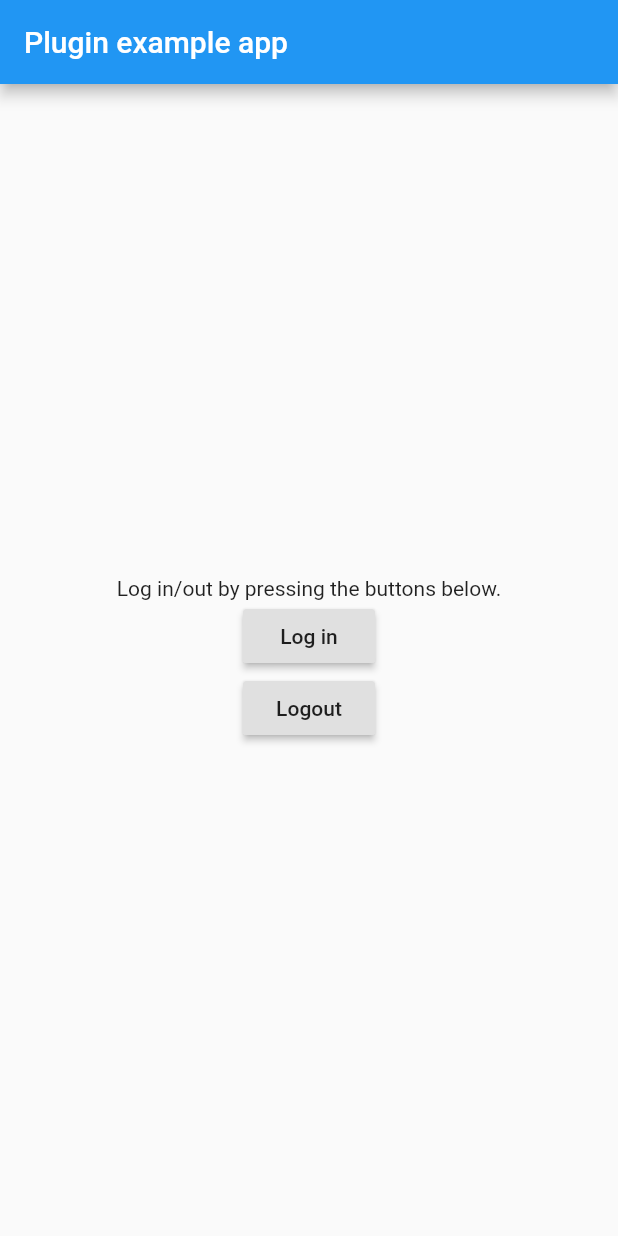
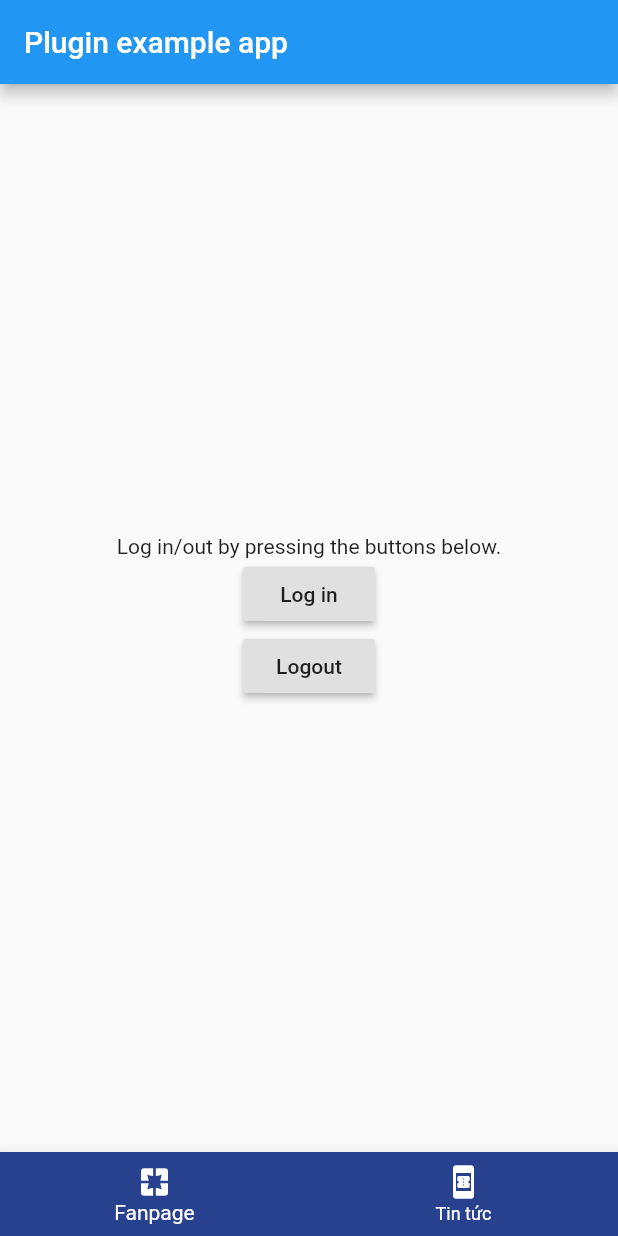
Before and after one commit to Thuquanguyen/PageManage, a Flutter app: the screen it shows after launch, on a phone screen of 412 x 824 dp. Run offline on Flutter 3.47's test engine with Material 2 defaults, Android fonts, the phone set to English and light mode, and no system bars; our stand-ins replace firebase_database, get, shared_preferences; missing offline and left inert: flutter_facebook_login, social_embed_webview; accounts and stored records are empty.

Commit message:
ad layout

```diff
--- a/lib/main.dart
+++ b/lib/main.dart
@@ -1,12 +1,13 @@
 import 'dart:async';
 import 'package:flutter/material.dart';
 import 'package:flutter_app_fanpage_manage/common/util.dart';
+import 'package:flutter_app_fanpage_manage/pages/home/home_screen.dart';
 import 'package:flutter_app_fanpage_manage/pages/list_page/list_page_screen.dart';
 import 'package:flutter_app_fanpage_manage/pages/list_post/list_post_screen.dart';
 import 'package:flutter_app_fanpage_manage/pages/login/login_screen.dart';
+import 'package:flutter_app_fanpage_manage/pages/splat_screen/splat_view.dart';
 import 'package:flutter_app_fanpage_manage/provider/login_provider.dart';
 import 'package:flutter_app_fanpage_manage/router.dart';
-import 'package:get/get.dart';
 
 import 'bloc/bloc_provider.dart';
 
@@ -22,12 +23,14 @@ class MyApp extends StatelessWidget {
         child: MaterialApp(
           debugShowCheckedModeBanner: false,
           theme: ThemeData(),
-          initialRoute: LoginScreen.routerName,
+          initialRoute: SplatView.routeName,
           onGenerateRoute: Routerr.generateRoute,
           routes: {
+            SplatView.routeName: (_) => SplatView(),
             LoginScreen.routerName: (_) => LoginScreen(),
             ListPageScreen.routerName: (_) => ListPageScreen(),
-            ListPostScreen.routerName: (_) => ListPostScreen()
+            ListPostScreen.routerName: (_) => ListPostScreen(),
+            HomeScreen.routerName: (_) => HomeScreen()
           },
         ),
         bloc: _bloc);
--- /dev/null
+++ b/lib/pages/home/home_screen.dart
@@ -0,0 +1,50 @@
+import 'package:flutter/material.dart';
+import 'package:flutter_app_fanpage_manage/pages/login/login_screen.dart';
+import 'package:flutter_app_fanpage_manage/pages/newspaper_screen/newspaper_screen.dart';
+
+class HomeScreen extends StatefulWidget {
+  static const String routerName = '/home_screen';
+  const HomeScreen({Key key}) : super(key: key);
+
+  @override
+  _HomeScreenState createState() => _HomeScreenState();
+}
+
+class _HomeScreenState extends State<HomeScreen> {
+  final List<Widget> _pages = <Widget>[
+    LoginScreen(),
+    NewSpaperScreen(),
+  ];
+
+  final List<BottomNavigationBarItem> _items = [
+    BottomNavigationBarItem(title: Text("Fanpage"), icon: Icon(Icons.pages)),
+    BottomNavigationBarItem(title: Text("Tin tức"), icon: Icon(Icons.book_online)),
+//    BottomNavigationBarItem(
+//        title: Text("Quảng cáo"), icon: Icon(Icons.account_balance_wallet))
+  ]; // Cre
+
+  final PageStorageBucket _bucket =
+  PageStorageBucket();
+
+  int _selectedIndex = 0;
+
+  @override
+  Widget build(BuildContext context) {
+    return Scaffold(
+      bottomNavigationBar: _bottomNavigationBar(_selectedIndex),
+      body: PageStorage(bucket: _bucket,child: IndexedStack(children: _pages, index: _selectedIndex)),
+    );
+  }
+
+  Widget _bottomNavigationBar(int selectedIndex) =>
+      BottomNavigationBar(
+          onTap: (int index) {
+            setState(() => _selectedIndex = index);
+          },
+          type: BottomNavigationBarType.fixed,
+          backgroundColor: Color.fromRGBO(39, 65, 143, 1),
+          selectedItemColor: Colors.white,
+          unselectedItemColor: Colors.white,
+          currentIndex: selectedIndex,
+          items: _items);
+}
--- a/lib/pages/login/login_screen.dart
+++ b/lib/pages/login/login_screen.dart
@@ -13,7 +13,6 @@ class LoginScreen extends StatefulWidget {
 
 class _LoginScreenState extends State<LoginScreen> {
   static final FacebookLogin facebookSignIn = new FacebookLogin();
-
   String _message = 'Log in/out '
       ''
       'by pressing the buttons below.';
--- a/lib/provider/list_post_provider.dart
+++ b/lib/provider/list_post_provider.dart
@@ -22,7 +22,7 @@ class PostProvider extends BlocBase {
   Future<PageDetailModel> getListSubject(String idPage,String tokenPage) async {
     PageDetailModel postModel =
     await subjectProvider.getListPost(idPage, tokenPage);
-    print("data : ${postModel}");
+    print("data : ${postModel.toJson()}");
     if (postModel == null) {
       _streamController.sink.addError("error");
     } else {
```
Also changed, not shown: lib/model/newspaper_model.dart (added, +30 -0 lines), lib/pages/list_page/list_page_screen.dart (+10 -2 lines), lib/pages/list_post/list_post_screen.dart (+34 -18 lines), lib/pages/newspaper_screen/newspaper_screen.dart (added, +56 -0 lines), lib/pages/splat_screen/splat_view.dart (added, +48 -0 lines), pubspec.yaml (+5 -2 lines), assets/images/img_splat.png (added), pubspec.lock, 10 other files.
